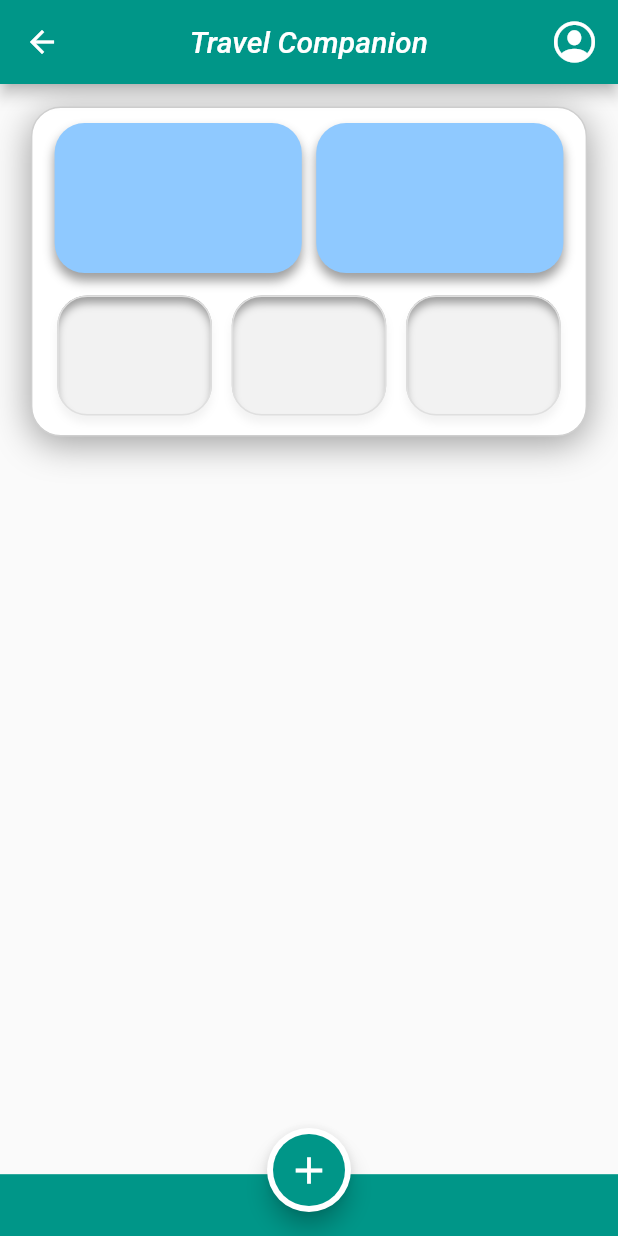
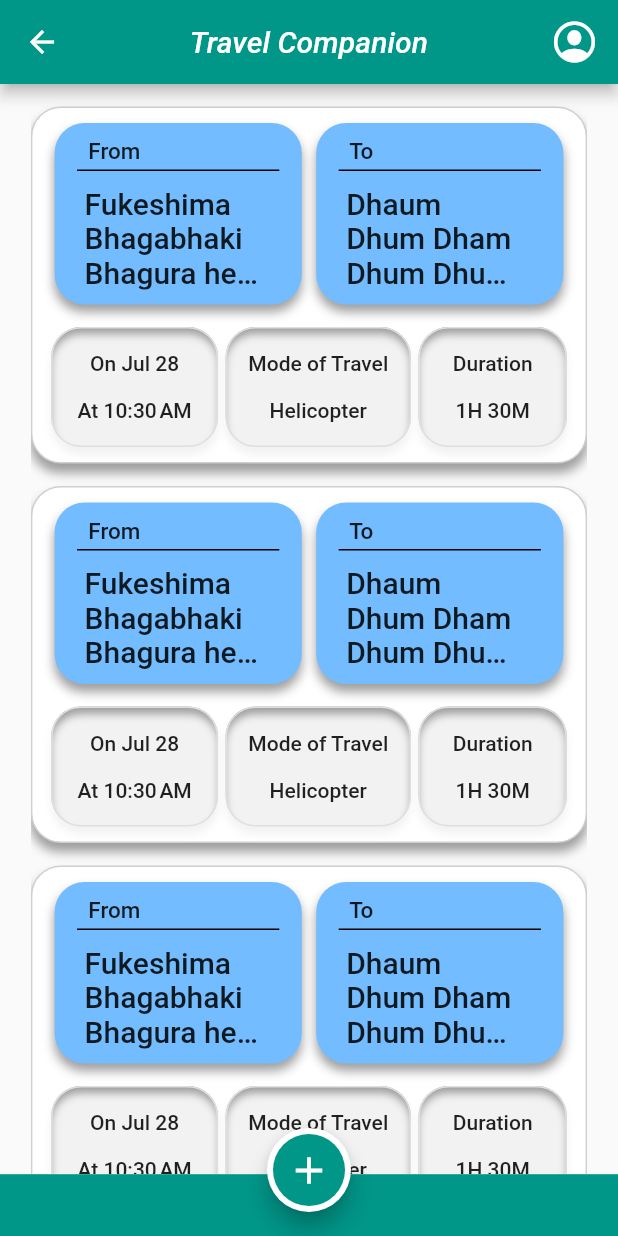
Before and after one commit to naman280104/Travel_Companion, a Flutter app: the MainPage screen opened directly, on a phone screen of 412 x 824 dp. Run offline on Flutter 3.47's test engine with Material 2 defaults, Android fonts, the phone set to English and light mode, and no system bars; our stand-ins replace firebase_auth, firebase_core, get, google_sign_in, sign_in_button; accounts and stored records are empty.

Commit message:
travel card Ui

```diff
--- a/lib/common_widgets/travel_card.dart
+++ b/lib/common_widgets/travel_card.dart
@@ -1,8 +1,15 @@
+import 'dart:math';
+import 'package:intl/intl.dart';
 import 'package:flutter/cupertino.dart';
 import 'package:flutter/material.dart';
 
 class Travel_card extends StatefulWidget {
-  const Travel_card({super.key});
+  final String src;
+  final String dst;
+  final DateTime datetime;
+  final Duration dur;
+  final String veh;
+  const Travel_card({super.key, required this.src, required this.dst, required this.datetime, required this.dur, required this.veh});
 
   @override
   State<Travel_card> createState() => _Travel_cardState();
@@ -13,39 +20,40 @@ class _Travel_cardState extends State<Travel_card> {
   Widget build(BuildContext context) {
     var screensize = MediaQuery.of(context).size;
     return Container(
-      margin: EdgeInsets.fromLTRB(0, 15, 0, 15),
+      margin: EdgeInsets.fromLTRB(0, 15, 0, 0),
       width: screensize.width*0.9,
-      height: 220,
       decoration: BoxDecoration(
       color: Colors.white,
       borderRadius: BorderRadius.circular(20),
       border: Border.all(color: Color(0XFFCFCFCF)),
-      boxShadow: [
+      boxShadow:[
         BoxShadow(
           color: Colors.grey,
-          // spreadRadius: -5.0,
-          blurRadius: 20.0,
+          blurRadius: 5.0,
           offset: Offset(
             0,
-            5.0,
+            6.0,
           ),
         ),
       ]
     ),
-    child: Column(
+    child: Wrap(
       children: [
         Container(
           width: screensize.width*0.9,
           margin: EdgeInsets.fromLTRB(10, 10, 10, 10),
+          child: IntrinsicHeight(
             child: Row(
               mainAxisAlignment: MainAxisAlignment.spaceAround,
               children: [
                 Container(
                   width: screensize.width*0.4,
-                height: 100,
+                  constraints: BoxConstraints(
+                    minHeight: 110
+                  ),
                   decoration: BoxDecoration(
                     borderRadius: BorderRadius.circular(20),
-                  color: Color(0XFF8FC9FF),
+                    color: Color(0XFF73BCFF),
                     boxShadow:[
                       BoxShadow(
                       color: Colors.grey,
@@ -57,13 +65,31 @@ class _Travel_cardState extends State<Travel_card> {
                     )
                   ]
                   ),
+                  child: Container(
+                    margin: EdgeInsets.fromLTRB(15, 10, 15, 10),
+                    child: Column(
+                      crossAxisAlignment: CrossAxisAlignment.start,
+                      children: [
+                        Text("  From",style: TextStyle(fontSize: 15,fontWeight: FontWeight.w500),),
+                        SizedBox(height: 3,),
+                        Container(height: 1,color: Colors.black,),
+                        SizedBox(height: 10,),
+                        Container(
+                          width: screensize.width*0.3,
+                          padding: EdgeInsets.fromLTRB(5, 0, 0, 0),
+                          child: Text(widget.src,style: TextStyle(fontSize: 20,fontWeight: FontWeight.w500),maxLines: 3,overflow: TextOverflow.ellipsis,)),
+                      ],
+                    ),
+                  ),
                 ),
                 Container(
                   width: screensize.width*0.4,
-                height: 100,
+                  constraints: BoxConstraints(
+                    minHeight: 110
+                  ),
                   decoration: BoxDecoration(
                     borderRadius: BorderRadius.circular(20),
-                  color: Color(0XFF8FC9FF),
+                    color: Color(0XFF73BCFF),
                     boxShadow:[
                       BoxShadow(
                       color: Colors.grey,
@@ -75,8 +101,26 @@ class _Travel_cardState extends State<Travel_card> {
                     )
                   ]
                   ),
+                  child: Container(
+                    margin: EdgeInsets.fromLTRB(15, 10, 15, 10),
+                    child: Column(
+                      crossAxisAlignment: CrossAxisAlignment.start,
+                      children: [
+                        Text("  To",style: TextStyle(fontSize: 15,fontWeight: FontWeight.w500),),
+                        SizedBox(height: 3,),
+                        Container(height: 1,color: Colors.black,),
+                        SizedBox(height: 10,),
+                        Container(
+                          width: screensize.width*0.3,
+                          padding: EdgeInsets.fromLTRB(5, 0, 0, 0),
+                          child: Text(widget.dst,style: TextStyle(fontSize: 20,fontWeight: FontWeight.w500),maxLines: 3,overflow: TextOverflow.ellipsis,)
+                          ),
+                      ],
+                    ),
+                  ),
                 )
               ],
+            ),
           ),
         ),
         Container(
@@ -86,7 +130,7 @@ class _Travel_cardState extends State<Travel_card> {
             mainAxisAlignment: MainAxisAlignment.spaceAround,
             children: [
               Container(
-                  width: screensize.width*0.25,
+                  width: screensize.width*0.27,
                   height: 80,
                   decoration: BoxDecoration(
                     border: Border.all(color: Color(0xFFdfdfdf)),
@@ -105,9 +149,16 @@ class _Travel_cardState extends State<Travel_card> {
                       )
                   ],
                   ),
+                  child: Column(
+                    mainAxisAlignment: MainAxisAlignment.spaceEvenly,
+                    children: [
+                      Text("On "+DateFormat('MMMd').format(widget.datetime),style: TextStyle(fontWeight: FontWeight.w500),),
+                      Text("At "+DateFormat('jm').format(widget.datetime),style: TextStyle(fontWeight: FontWeight.w500),)
+                    ],
+                  ),
                 ),
               Container(
-                  width: screensize.width*0.25,
+                  width: screensize.width*0.30,
                   height: 80,
                   decoration: BoxDecoration(
                     border: Border.all(color: Color(0xFFdfdfdf)),
@@ -126,9 +177,16 @@ class _Travel_cardState extends State<Travel_card> {
                       )
                   ],
                   ),
+                  child: Column(
+                    mainAxisAlignment: MainAxisAlignment.spaceEvenly,
+                    children: [
+                      Text("Mode of Travel",style: TextStyle(fontWeight: FontWeight.w500),),
+                      Text(widget.veh,style: TextStyle(fontWeight: FontWeight.w500),overflow: TextOverflow.ellipsis,)
+                    ],
+                  ),
                 ),
               Container(
-                  width: screensize.width*0.25,
+                  width: screensize.width*0.24,
                   height: 80,
                   decoration: BoxDecoration(
                     border: Border.all(color: Color(0xFFdfdfdf)),
@@ -147,6 +205,14 @@ class _Travel_cardState extends State<Travel_card> {
                       )
                   ],
                   ),
+                  child: Column(
+                    mainAxisAlignment: MainAxisAlignment.spaceEvenly,
+                    children: [
+                      Text("Duration",style: TextStyle(fontWeight: FontWeight.w500),),
+                      widget.dur.inDays==0?Text("${widget.dur.inHours.remainder(24)}H ${widget.dur.inMinutes.remainder(60)}M",style: TextStyle(fontWeight: FontWeight.w500),):
+                      Text("${widget.dur.inDays}D ${widget.dur.inHours.remainder(24)}H ${widget.dur.inMinutes.remainder(60)}M",style: TextStyle(fontWeight: FontWeight.w500),)
+                    ],
+                  ),
                 ),
             ],
           ),
--- a/lib/main.dart
+++ b/lib/main.dart
@@ -23,7 +23,7 @@ class MyApp extends StatelessWidget {
       theme: ThemeData(
         primarySwatch: Colors.teal
       ),
-      home: Loading(),
+      home: MainPage(),
     );
   }
 }
--- a/lib/mainpage.dart
+++ b/lib/mainpage.dart
@@ -33,7 +33,9 @@ class _MainPageState extends State<MainPage> {
               child: SingleChildScrollView(
                 child: Column(
                   children: [
-                    Travel_card(),
+                    Travel_card(src: "Fukeshima Bhagabhaki Bhagura heloooo",dst: "Dhaum Dhum Dham Dhum Dhum Dhum",dur: Duration(hours: 1,minutes: 30),datetime: DateTime.now(),veh: "Helicopter",),
+                    Travel_card(src: "Fukeshima Bhagabhaki Bhagura heloooo",dst: "Dhaum Dhum Dham Dhum Dhum Dhum",dur: Duration(hours: 1,minutes: 30),datetime: DateTime.now(),veh: "Helicopter",),
+                    Travel_card(src: "Fukeshima Bhagabhaki Bhagura heloooo",dst: "Dhaum Dhum Dham Dhum Dhum Dhum",dur: Duration(hours: 1,minutes: 30),datetime: DateTime.now(),veh: "Helicopter",),
                   ],
                 ),
                 // child: Center(child: ElevatedButton(onPressed: (){AuthService().logout();}, child: Text("logout")),),
--- a/pubspec.yaml
+++ b/pubspec.yaml
@@ -41,6 +41,7 @@ dependencies:
   get: ^4.6.5
   google_sign_in: ^6.1.4
   firebase_auth: ^4.7.2
+  intl: ^0.18.1
 
 dev_dependencies:
   flutter_test:
```
Also changed, not shown: pubspec.lock. Lines whose indentation alone changed are shown as unchanged.
